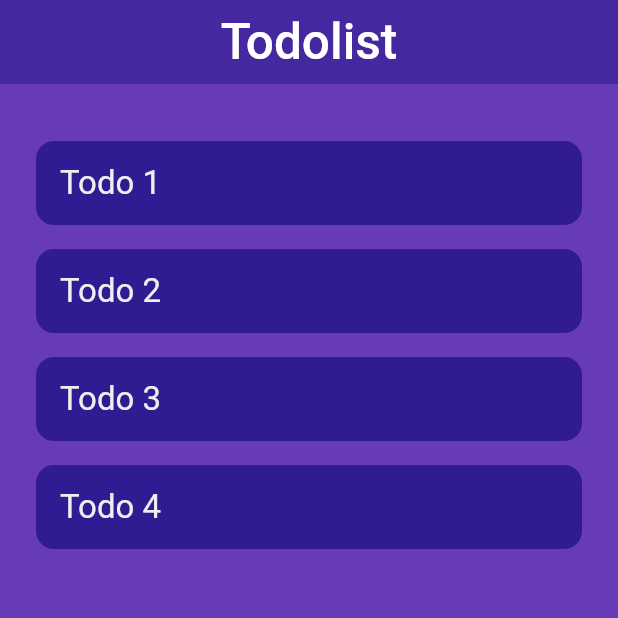
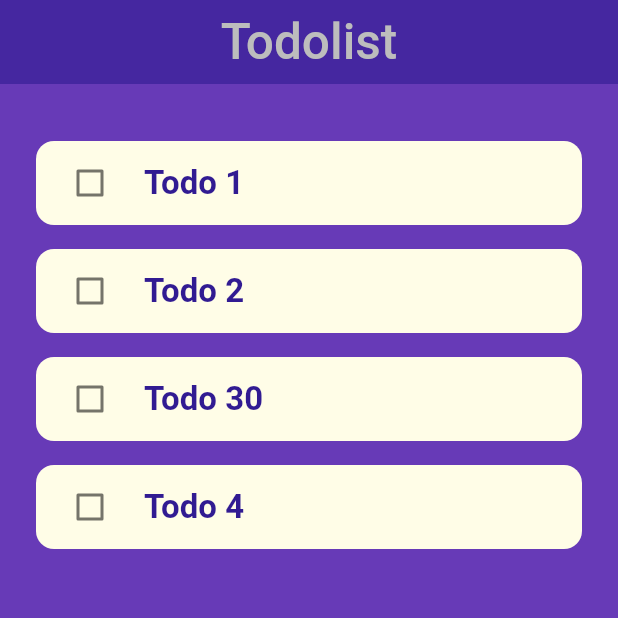
Before and after one commit to gddeazevedo/Todolist, a Flutter app: the screen it shows after launch, on a phone screen of 412 x 824 dp, the top half of it. Run offline on Flutter 3.47's test engine with Material 2 defaults, Android fonts, the phone set to English and light mode, and no system bars; our stand-ins replace flutter_spinkit.

```diff
--- a/lib/main.dart
+++ b/lib/main.dart
@@ -1,10 +1,11 @@
 import 'package:flutter/material.dart';
-import 'package:todolist/screens/home.dart';
+import 'package:todolist/services/routes.dart';
 
 void main() {
   final app = MaterialApp(
     title: 'Todolist',
-    home: Home(),
+    initialRoute: loadingRoute,
+    routes: routes,
   );
 
   runApp(app);
--- a/lib/models/todo.dart
+++ b/lib/models/todo.dart
@@ -1,10 +1,6 @@
 class Todo {
   String title;
-  bool _isDone = false;
+  bool isDone = false;
 
   Todo({this.title});
-
-  void done() {
-    _isDone = true;
-  }
 }
--- a/lib/screens/home.dart
+++ b/lib/screens/home.dart
@@ -1,5 +1,5 @@
 import 'package:flutter/material.dart';
-import 'package:todolist/widgets/todolist.dart';
+import 'package:todolist/widgets/todo_list.dart';
 
 class Home extends StatelessWidget {
   @override
@@ -11,6 +11,7 @@ class Home extends StatelessWidget {
           'Todolist',
           style: TextStyle(
             fontSize: 33,
+            color: Colors.grey[400],
           ),
         ),
         elevation: 0,
@@ -23,7 +24,7 @@ class Home extends StatelessWidget {
             SizedBox(height: 30),
             Flexible(
               child: TodoList(),
-            )
+            ),
           ],
         ),
       ),
--- a/lib/widgets/todolist.dart
+++ b/lib/widgets/todo_list.dart
@@ -10,7 +10,7 @@ class _TodoListState extends State<TodoList> {
   List<Todo> _todos = [
     Todo(title: 'Todo 1'),
     Todo(title: 'Todo 2'),
-    Todo(title: 'Todo 3'),
+    Todo(title: 'Todo 30'),
     Todo(title: 'Todo 4'),
   ];
 
@@ -19,21 +19,26 @@ class _TodoListState extends State<TodoList> {
       padding: EdgeInsets.symmetric(vertical: 4, horizontal: 20),
       child: Card(
         elevation: 0,
-        color: Colors.deepPurple[900],
+        color: Colors.yellow[50], //Colors.deepPurple[900],
         shape: RoundedRectangleBorder(
           borderRadius: BorderRadius.all(Radius.circular(12)),
         ),
-        child: Container(
-          child: ListTile(
-            onTap: () => setState(() => print(_todos[index])),
-            title: Text(
-              _todos[index].title,
-              style: TextStyle(
-                fontSize: 22,
-                color: Colors.grey[200],
-              ),
+        child: CheckboxListTile(
+          value: _todos[index].isDone,
+          title: Text(
+            _todos[index].title,
+            style: TextStyle(
+              fontSize: 22,
+              fontWeight: FontWeight.bold,
+              color: Colors.deepPurple[900],
             ),
           ),
+          controlAffinity: ListTileControlAffinity.leading,
+          activeColor: Colors.deepPurple[900],
+          checkColor: Colors.white,
+          onChanged: (newValue) {
+            setState(() => _todos[index].isDone = newValue);
+          },
         ),
       ),
     );
--- a/pubspec.yaml
+++ b/pubspec.yaml
@@ -23,6 +23,7 @@ environment:
 dependencies:
   flutter:
     sdk: flutter
+  flutter_spinkit: ^4.1.2+1
 
 
   # The following adds the Cupertino Icons font to your application.
```
Also changed, not shown: lib/screens/loading.dart (added, +35 -0 lines), lib/services/routes.dart (added, +11 -0 lines), pubspec.lock.
